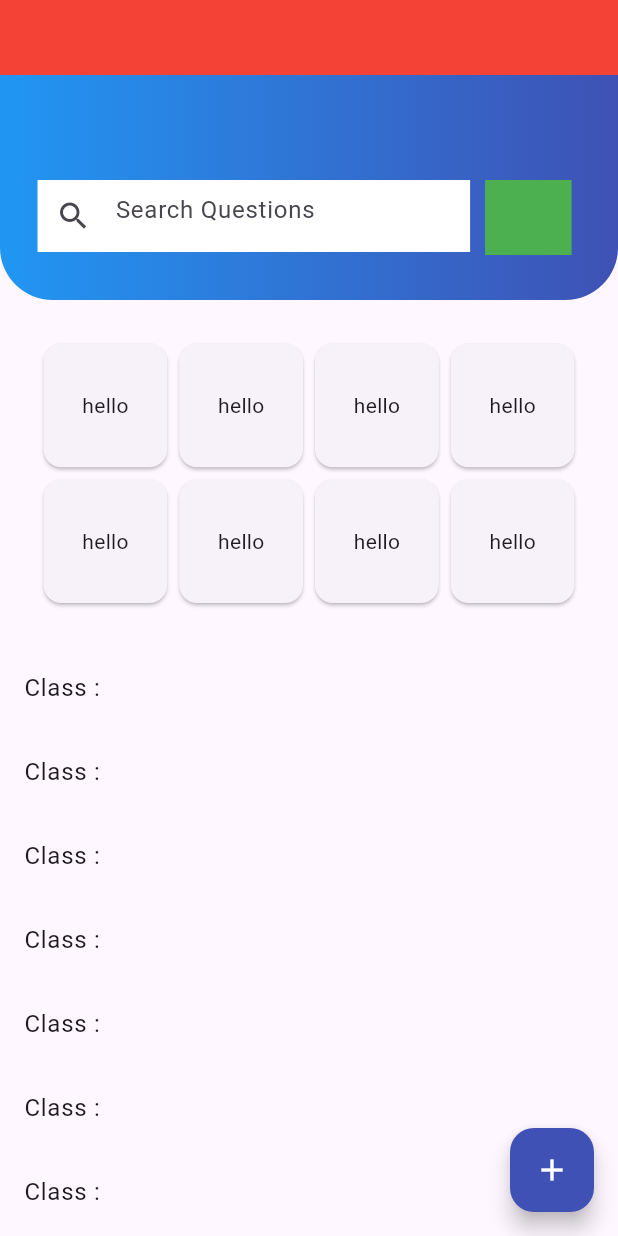
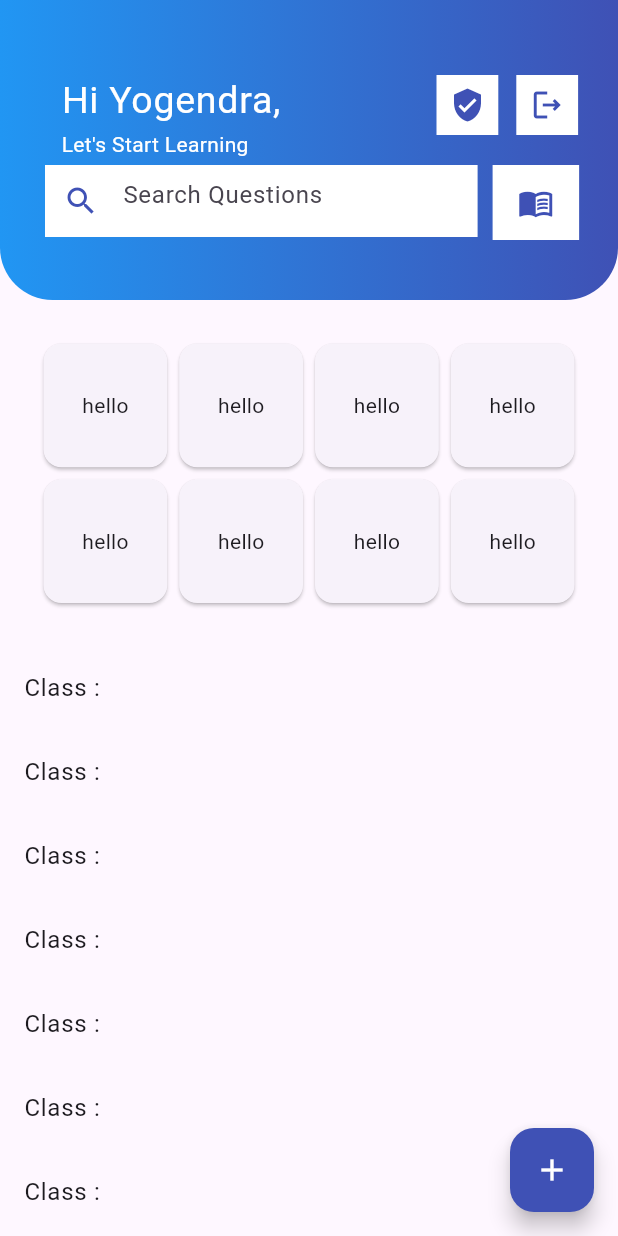
Before and after one commit to yogendra-khapangi/final_year_project, a Flutter app: the screen it shows after launch, on a phone screen of 412 x 824 dp. Run offline on Flutter 3.47's test engine with Material 3 defaults, Android fonts, the phone set to English and light mode, and no system bars.

Commit message:
top two icon improve

```diff
--- a/lib/view/home.dart
+++ b/lib/view/home.dart
@@ -1,5 +1,6 @@
 import 'package:flutter/material.dart';
 import 'package:mymath/components/float_button.dart';
+import 'package:mymath/view/profile_page.dart';
 
 class MyHome extends StatefulWidget {
   const MyHome({super.key});
@@ -19,12 +20,12 @@ class _MyHomeState extends State<MyHome> {
   @override
   Widget build(BuildContext context) {
     return Scaffold(
-      extendBodyBehindAppBar: true,
-      appBar: AppBar(
-        // backgroundColor: const Color.fromARGB(255, 70, 74, 130),
-        backgroundColor: Colors.transparent,
-        elevation: 0,
-      ),
+      // extendBodyBehindAppBar: true,
+      // appBar: AppBar(
+      //   // backgroundColor: const Color.fromARGB(255, 70, 74, 130),
+      //   backgroundColor: Colors.transparent,
+      //   elevation: 0,
+      // ),
       body: SingleChildScrollView(
         child: Column(children: [
           Stack(
@@ -39,14 +40,54 @@ class _MyHomeState extends State<MyHome> {
                     ),
                     gradient:
                         LinearGradient(colors: [Colors.blue, Colors.indigo])),
+                child: Padding(
+                  padding: const EdgeInsets.fromLTRB(25, 40, 0, 0),
                   child: Column(children: [
+                    Row(
+                      children: [
                         Container(
-                    height: 50,
-                    width: MediaQuery.of(context).size.width,
-                    color: Colors.red,
+                          height: 60,
+                          width: MediaQuery.of(context).size.width * .5,
+                          // color: Colors.red,
+                          child: const ListTile(
+                            title: Text(
+                              "Hi Yogendra,",
+                              style:
+                                  TextStyle(color: Colors.white, fontSize: 25),
+                            ),
+                            subtitle: Text(
+                              "Let's Start Learning",
+                              style: TextStyle(color: Colors.white),
+                            ),
+                          ),
+                        ),
+                        Container(
+                          margin: const EdgeInsets.only(left: 60),
+                          height: 40,
+                          width: MediaQuery.of(context).size.width * .10,
+                          color: Colors.white,
+                          child: const Icon(
+                            Icons.verified_user,
+                            color: Colors.indigo,
+                          ),
+                        ),
+                        GestureDetector(
+                          onTap: () {},
+                          child: Container(
+                            margin: const EdgeInsets.only(left: 12),
+                            height: 40,
+                            width: MediaQuery.of(context).size.width * .10,
+                            color: Colors.white,
+                            child: const Icon(
+                              Icons.logout_outlined,
+                              color: Colors.indigo,
+                            ),
+                          ),
+                        ),
+                      ],
                     ),
                     Padding(
-                    padding: const EdgeInsets.fromLTRB(25, 70, 0, 25),
+                      padding: const EdgeInsets.fromLTRB(5, 10, 0, 0),
                       child: Row(
                         children: [
                           Container(
@@ -57,22 +98,39 @@ class _MyHomeState extends State<MyHome> {
                               decoration: InputDecoration(
                                   filled: true,
                                   fillColor: Colors.white,
-                                prefixIcon: Icon(Icons.search),
+                                  prefixIcon: Icon(
+                                    Icons.search,
+                                    color: Colors.indigo,
+                                  ),
                                   border: InputBorder.none,
                                   hintText: "Search Questions"),
                             ),
                           ),
-                        Container(
+                          GestureDetector(
+                            onTap: () {
+                              Navigator.push(
+                                  context,
+                                  MaterialPageRoute(
+                                      builder: (context) => const MyProfile()));
+                            },
+                            child: Container(
                               // padding: const EdgeInsets.only(left: 3),
                               margin: const EdgeInsets.only(left: 10),
                               height: 50,
                               width: MediaQuery.of(context).size.width * .14,
-                          color: Colors.green,
+                              color: Colors.white,
+                              child: const Center(
+                                  child: Icon(
+                                Icons.menu_book,
+                                color: Colors.indigo,
+                              )),
+                            ),
                           ),
                         ],
                       ),
                     )
                   ]),
+                ),
               ),
             ],
           ),
```
Lines whose indentation alone changed are shown as unchanged.
